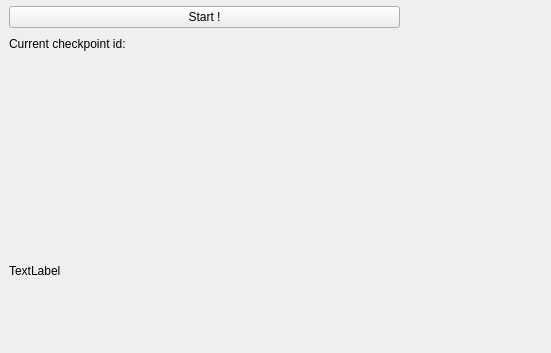
This is IA/window.ui in Douraid-BEN-HASSEN/ar_course as Qt 5 draws it before an edit; both pictures show x 0 to 551 and y 87 to 440 of the 800 by 600 pixel window. The edited form follows.
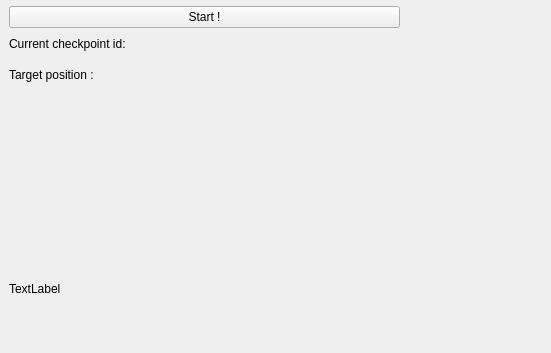
This is the edited form.

```diff
--- a/IA/window.ui
+++ b/IA/window.ui
@@ -62,6 +62,19 @@
         </property>
        </widget>
       </item>
+      <item>
+       <widget class="QLabel" name="label_targetPosition">
+        <property name="maximumSize">
+         <size>
+          <width>16777215</width>
+          <height>30</height>
+         </size>
+        </property>
+        <property name="text">
+         <string>Target position : </string>
+        </property>
+       </widget>
+      </item>
       <item>
        <widget class="QLabel" name="label_size">
         <property name="text">
```
Left out of the diff: 2 changed lines with no effect on the pictures.
